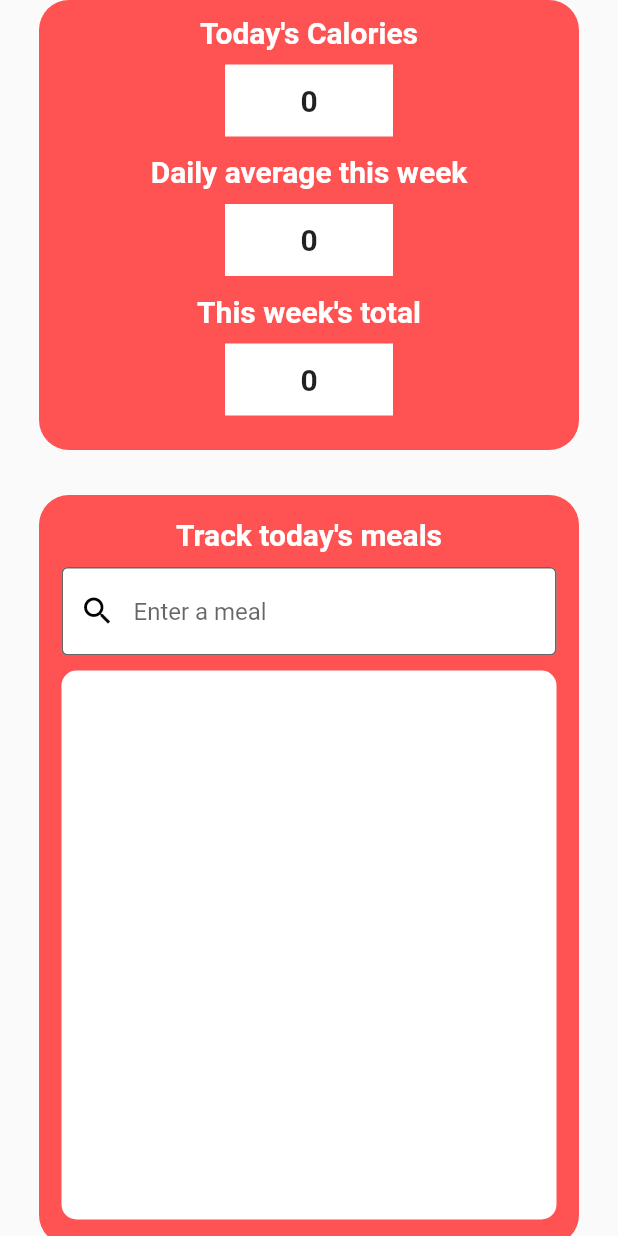
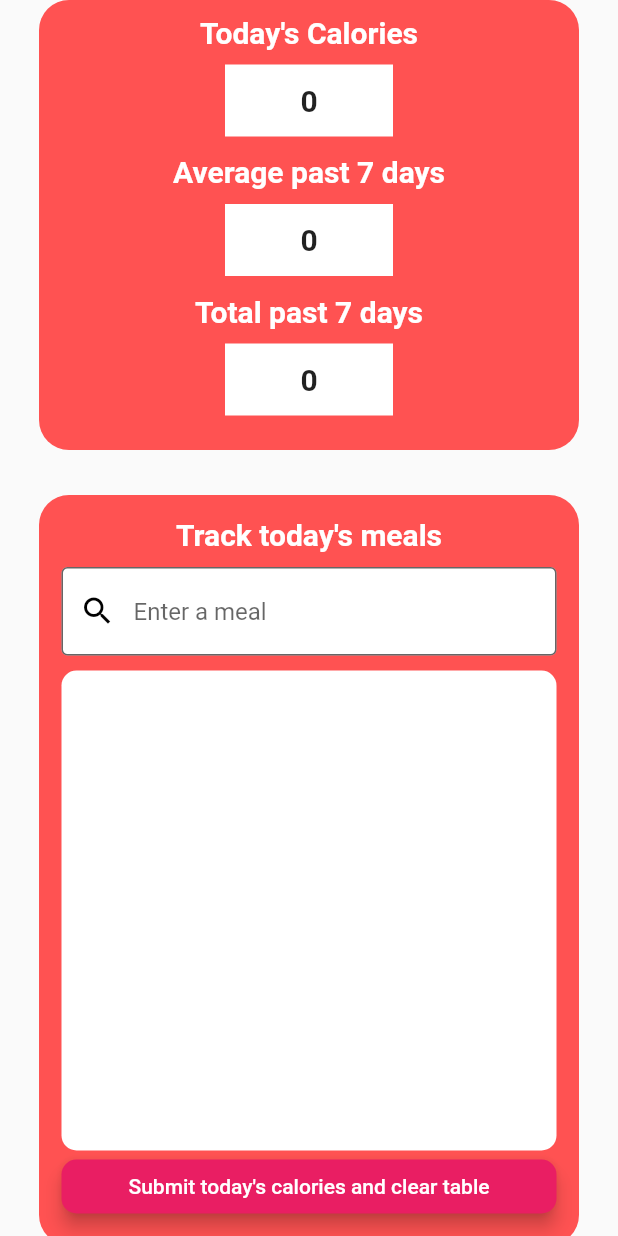
Before and after one commit to JayAree999/JSL, a Flutter app: the CalorieTracker screen opened by its route, on a phone screen of 412 x 824 dp. Run offline on Flutter 3.47's test engine with Material 2 defaults, Android fonts, the phone set to English and light mode, and no system bars; our stand-ins replace cloud_firestore, firebase_auth, firebase_core, flutter_dotenv, google_maps_flutter, location and 1 more; accounts and stored records are empty.

Commit message:
Created a button to submit daily total and clear list of foods

```diff
--- a/lib/CalorieTracker.dart
+++ b/lib/CalorieTracker.dart
@@ -21,6 +21,8 @@ class _CalorieTrackerState extends State<CalorieTracker> {
   int todaysCalories = 0;
   int dailyAverage = 0;
   int weeklyTotal = 0;
+  final fieldText = TextEditingController();
+
 
   @override
   void initState() {
@@ -66,10 +68,15 @@ class _CalorieTrackerState extends State<CalorieTracker> {
       });
     });
   }
+
+  void clearText() {
+    fieldText.clear();
+  }
+
   void _addFirebaseDailyTotal() async {
     int index = await _getNumOfFields();
     _firestore.collection('calorie tracker').doc(_currentUser?.email).set({
-      'day ${index} total': todaysCalories
+      'day ${index} total': 0
     }, SetOptions(merge: true));
   }
 
@@ -295,7 +302,7 @@ class _CalorieTrackerState extends State<CalorieTracker> {
                     ),
                     const Center(
                       child: Text(
-                        "Daily average this week",
+                        "Average past 7 days",
                         style: TextStyle(
                           color: Colors.white,
                             fontSize: 20,
@@ -322,7 +329,7 @@ class _CalorieTrackerState extends State<CalorieTracker> {
                     ),
                     const Center(
                       child: Text(
-                        "This week's total",
+                        "Total past 7 days",
                         style: TextStyle(
                             color: Colors.white,
                             fontSize: 20,
@@ -380,6 +387,7 @@ class _CalorieTrackerState extends State<CalorieTracker> {
                       onSubmitted: (value) async {
                         if (value.isNotEmpty) {
                           _addFoods(value, await fetchData(value));
+                          clearText();
                         } else {
                           ScaffoldMessenger.of(context).showSnackBar(
                               const SnackBar(
@@ -388,7 +396,6 @@ class _CalorieTrackerState extends State<CalorieTracker> {
                               )
                           );
                         }
-
                       },
                       decoration: const InputDecoration(
                         border: OutlineInputBorder(),
@@ -400,11 +407,12 @@ class _CalorieTrackerState extends State<CalorieTracker> {
                         ),
                         hintText: 'Enter a meal',
                       ),
+                      controller: fieldText,
                     ),
                   ),
 
                   Container(
-                      height: 366,
+                      height: 320,
                       width: double.infinity,
                       decoration: const BoxDecoration(
                         color: Colors.white,
@@ -428,6 +436,31 @@ class _CalorieTrackerState extends State<CalorieTracker> {
                         },
                       )
                   ),
+                  ElevatedButton(
+                    onPressed: () async {
+                      _addFirebaseDailyTotal();
+                      _clearFirebaseMealTracker();
+                      setState(() {
+                        foods = [];
+                        calories = [];
+                      });
+                    },
+                    style: ElevatedButton.styleFrom(
+                      foregroundColor: Colors.white, backgroundColor: Colors.pink,
+                      shape: RoundedRectangleBorder(
+                        borderRadius: BorderRadius.circular(10.0),
+                      ),
+                      elevation: 5.0,
+                    ),
+                    child: Container(
+                      width: 300,
+                      height: 20,
+                      alignment: Alignment.center,
+                      child: const Text(
+                        "Submit today's calories and clear table",
+                      ),
+                    ),
+                  ),
                 ],
               ),
             ),
```
